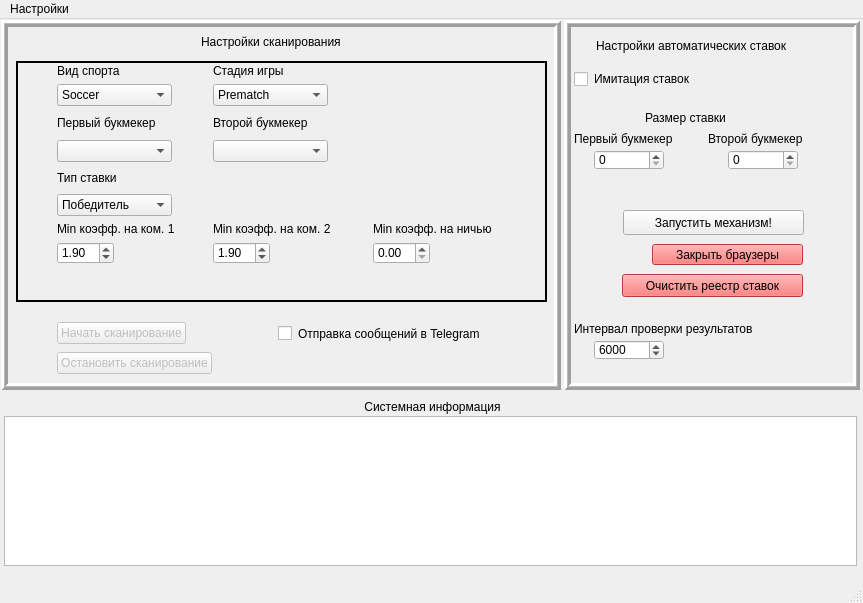
Qt form Client UI/components/templates/client_app_template.ui (HiddenJang/Xperiment2) before a commit.
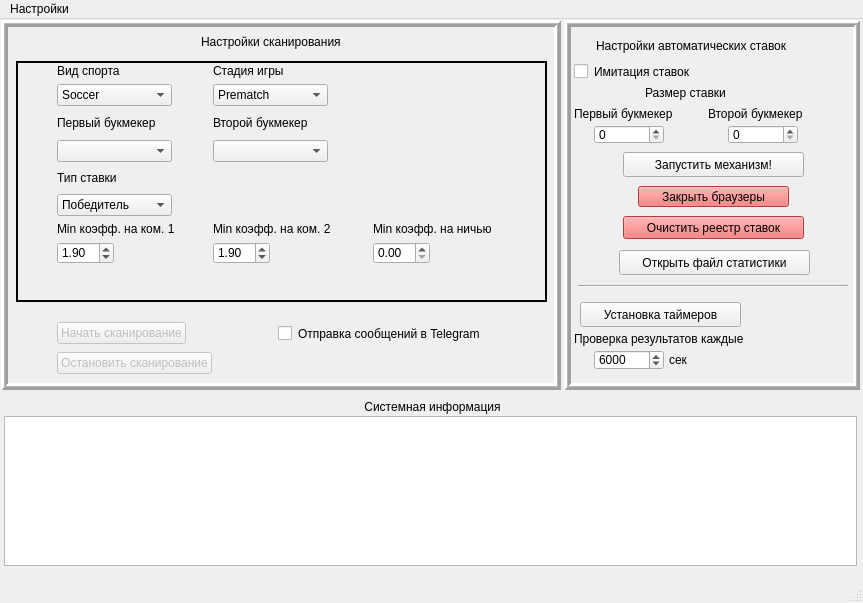
The same form after that commit.

Commit message: dev continued

```diff
--- a/Client UI/components/templates/client_app_template.ui
+++ b/Client UI/components/templates/client_app_template.ui
@@ -638,7 +638,7 @@
      <property name="geometry">
       <rect>
        <x>59</x>
-       <y>190</y>
+       <y>132</y>
        <width>181</width>
        <height>25</height>
       </rect>
@@ -651,9 +651,9 @@
      <property name="geometry">
       <rect>
        <x>10</x>
-       <y>111</y>
+       <y>86</y>
        <width>131</width>
-       <height>16</height>
+       <height>15</height>
       </rect>
      </property>
      <property name="text">
@@ -663,8 +663,8 @@
     <widget class="QPushButton" name="pushButton_cleanRegistry">
      <property name="geometry">
       <rect>
-       <x>58</x>
-       <y>254</y>
+       <x>59</x>
+       <y>196</y>
        <width>181</width>
        <height>23</height>
       </rect>
@@ -680,9 +680,9 @@
      <property name="geometry">
       <rect>
        <x>144</x>
-       <y>111</y>
+       <y>86</y>
        <width>131</width>
-       <height>16</height>
+       <height>15</height>
       </rect>
      </property>
      <property name="text">
@@ -693,9 +693,9 @@
      <property name="geometry">
       <rect>
        <x>164</x>
-       <y>130</y>
+       <y>105</y>
        <width>70</width>
-       <height>20</height>
+       <height>19</height>
       </rect>
      </property>
      <property name="maximum">
@@ -705,8 +705,8 @@
     <widget class="QPushButton" name="pushButton_closeBrowsers">
      <property name="geometry">
       <rect>
-       <x>88</x>
-       <y>224</y>
+       <x>74</x>
+       <y>166</y>
        <width>151</width>
        <height>21</height>
       </rect>
@@ -722,9 +722,9 @@
      <property name="geometry">
       <rect>
        <x>81</x>
-       <y>90</y>
+       <y>65</y>
        <width>101</width>
-       <height>16</height>
+       <height>15</height>
       </rect>
      </property>
      <property name="text">
@@ -735,9 +735,9 @@
      <property name="geometry">
       <rect>
        <x>10</x>
-       <y>51</y>
+       <y>44</y>
        <width>281</width>
-       <height>16</height>
+       <height>15</height>
       </rect>
      </property>
      <property name="text">
@@ -748,9 +748,9 @@
      <property name="geometry">
       <rect>
        <x>30</x>
-       <y>130</y>
+       <y>105</y>
        <width>70</width>
-       <height>20</height>
+       <height>19</height>
       </rect>
      </property>
      <property name="maximum">
@@ -764,20 +764,20 @@
      <property name="geometry">
       <rect>
        <x>10</x>
-       <y>301</y>
+       <y>311</y>
        <width>231</width>
        <height>16</height>
       </rect>
      </property>
      <property name="text">
-      <string>Интервал проверки результатов</string>
+      <string>Проверка результатов каждые</string>
      </property>
     </widget>
     <widget class="QSpinBox" name="spinBox_resultExtractionTimeout">
      <property name="geometry">
       <rect>
        <x>30</x>
-       <y>320</y>
+       <y>330</y>
        <width>70</width>
        <height>20</height>
       </rect>
@@ -792,6 +792,58 @@
       <number>10</number>
      </property>
     </widget>
+    <widget class="Line" name="line">
+     <property name="geometry">
+      <rect>
+       <x>14</x>
+       <y>265</y>
+       <width>270</width>
+       <height>3</height>
+      </rect>
+     </property>
+     <property name="orientation">
+      <enum>Qt::Horizontal</enum>
+     </property>
+    </widget>
+    <widget class="QLabel" name="label_resultExtractionTimeout_2">
+     <property name="geometry">
+      <rect>
+       <x>105</x>
+       <y>330</y>
+       <width>31</width>
+       <height>20</height>
+      </rect>
+     </property>
+     <property name="text">
+      <string>сек</string>
+     </property>
+    </widget>
+    <widget class="QPushButton" name="pushButton_setBetTimers">
+     <property name="geometry">
+      <rect>
+       <x>16</x>
+       <y>282</y>
+       <width>161</width>
+       <height>25</height>
+      </rect>
+     </property>
+     <property name="text">
+      <string>Установка таймеров</string>
+     </property>
+    </widget>
+    <widget class="QPushButton" name="pushButton_openBetStatistic">
+     <property name="geometry">
+      <rect>
+       <x>55</x>
+       <y>230</y>
+       <width>191</width>
+       <height>25</height>
+      </rect>
+     </property>
+     <property name="text">
+      <string>Открыть файл статистики</string>
+     </property>
+    </widget>
    </widget>
    <widget class="QWidget" name="verticalLayoutWidget">
     <property name="geometry">
```
Left out of the diff: 2 changed lines with no effect on the pictures. The commit also changes 2 other files.
